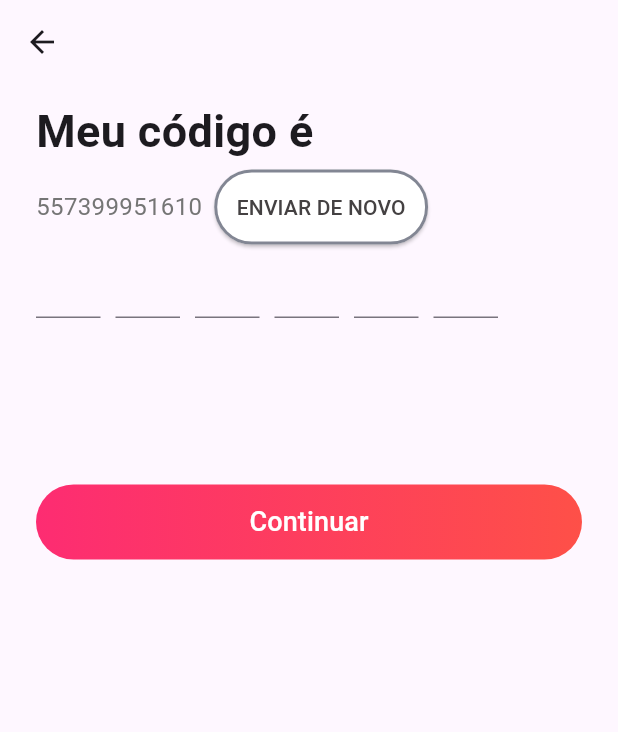
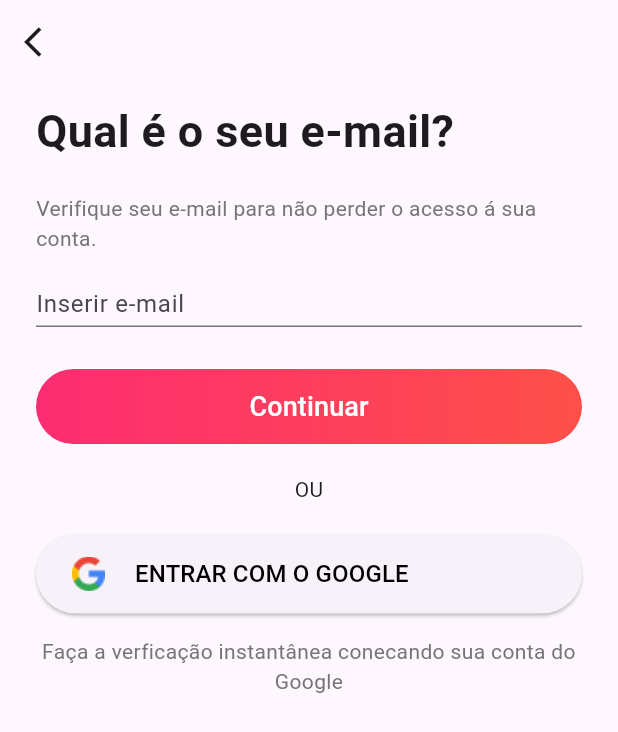
Before and after one commit to YLeall/tinder_clone, a Flutter app: the AuthNumberOtpScreen screen opened by its route, after a tap on "Continuar", on a phone screen of 412 x 824 dp. Shown: the top 732 px of the screen. Run offline on Flutter 3.47's test engine with Material 3 defaults, Android fonts, the phone set to English and light mode, and no system bars; our stand-ins replace get.

Commit message:
update_code

```diff
--- a/lib/src/page_routes/app_pages.dart
+++ b/lib/src/page_routes/app_pages.dart
@@ -1,7 +1,11 @@
 import 'package:get/get.dart';
 import 'package:tinder_clone/src/pages/auth/view/auth_number_otp_screen.dart';
 import 'package:tinder_clone/src/pages/auth/view/auth_number_screen.dart';
+import 'package:tinder_clone/src/pages/auth/view/insert_email_screen.dart';
+import 'package:tinder_clone/src/pages/auth/view/insert_name_screen.dart';
+import 'package:tinder_clone/src/pages/auth/view/problem_sign_in_screen.dart';
 import 'package:tinder_clone/src/pages/auth/view/sign_in_screen.dart';
+import 'package:tinder_clone/src/pages/auth/view/welcome_screen.dart';
 
 abstract class AppPages {
   static final pages = [
@@ -15,14 +19,34 @@ abstract class AppPages {
     ),
     GetPage(
       name: PagesRoutes.authNumberOtpRoute,
-      page: () => const AuthNumberOtpScreen(),
-    )
+      page: () => AuthNumberOtpScreen(),
+    ),
+    GetPage(
+      name: PagesRoutes.problemSignInRoute,
+      page: () => const ProblemSignInScreen(),
+    ),
+    GetPage(
+      name: PagesRoutes.insertNameRoute,
+      page: () => const InsertNameScreen(),
+    ),
+    GetPage(
+      name: PagesRoutes.insertEmailRoute,
+      page: () => const InsertEmailScreen(),
+    ),
+    GetPage(
+      name: PagesRoutes.welcomeRoute,
+      page: () => const WelcomeScreen(),
+    ),
   ];
 }
 
 abstract class PagesRoutes {
   static const String baseRoute = '/';
-  static const String signInRoute = '/signin';
+  static const String signInRoute = '/signIn';
+  static const String problemSignInRoute = '/problemSignIn';
   static const String authNumberRoute = '/authNumber';
   static const String authNumberOtpRoute = '/authNumberOtp';
+  static const String insertNameRoute = '/insertName';
+  static const String insertEmailRoute = '/insertEmail';
+  static const String welcomeRoute = '/welcome';
 }
--- a/lib/src/pages/auth/view/auth_number_otp_screen.dart
+++ b/lib/src/pages/auth/view/auth_number_otp_screen.dart
@@ -1,10 +1,12 @@
 import 'package:flutter/material.dart';
-import 'package:flutter/services.dart';
+import 'package:get/get.dart';
+import 'package:tinder_clone/src/page_routes/app_pages.dart';
 import 'package:tinder_clone/src/pages/auth/view/components/custom_otp.dart';
 import 'package:tinder_clone/src/pages/commom_widgets/custom_button.dart';
 
 class AuthNumberOtpScreen extends StatelessWidget {
-  const AuthNumberOtpScreen({super.key});
+   AuthNumberOtpScreen({super.key});
+  final List<String> otpDigits = [];
 
   @override
   Widget build(BuildContext context) {
@@ -79,13 +81,16 @@ class AuthNumberOtpScreen extends StatelessWidget {
                 itemCount: 6,
               ),
             ),
+
+
             const SizedBox(
               height: 60,
             ),
             CustomButton(
               label: 'Continuar',
               onPressed: () {
-                print('teste');
+                // debugPrint(otpDigits.join());
+                Get.toNamed(PagesRoutes.insertEmailRoute);
               },
             ),
           ],
--- /dev/null
+++ b/lib/src/pages/auth/view/insert_email_screen.dart
@@ -0,0 +1,111 @@
+import 'package:flutter/material.dart';
+import 'package:get/get.dart';
+import 'package:tinder_clone/src/page_routes/app_pages.dart';
+import 'package:tinder_clone/src/pages/auth/view/components/custom_auth_button.dart';
+import 'package:tinder_clone/src/pages/commom_widgets/custom_button.dart';
+
+class InsertEmailScreen extends StatelessWidget {
+  const InsertEmailScreen({super.key});
+
+  @override
+  Widget build(BuildContext context) {
+    final size = MediaQuery.of(context).size;
+    return Scaffold(
+      appBar: AppBar(
+        leading: IconButton(
+          onPressed: () {
+            Get.offAllNamed(PagesRoutes.signInRoute);
+          },
+          icon: const Icon(
+            Icons.arrow_back_ios,
+          ),
+        ),
+      ),
+      body: SingleChildScrollView(
+        physics: const NeverScrollableScrollPhysics(),
+        child: SizedBox(
+          height: size.height,
+          width: size.width,
+          child: Padding(
+            padding: const EdgeInsets.only(
+              top: 10,
+              right: 24,
+              left: 24,
+            ),
+            child: Column(
+              crossAxisAlignment: CrossAxisAlignment.stretch,
+              children: [
+                const Text(
+                  'Qual é o seu e-mail?',
+                  style: TextStyle(
+                    fontWeight: FontWeight.bold,
+                    fontSize: 30,
+                  ),
+                ),
+                const SizedBox(
+                  height: 20,
+                ),
+                Text(
+                  'Verifique seu e-mail para não perder o acesso á sua conta.',
+                  style: TextStyle(
+                    color: Colors.grey.shade600,
+                  ),
+                ),
+                const SizedBox(
+                  height: 22,
+                ),
+                const TextField(
+                  decoration: InputDecoration(
+                    hintText: 'Inserir e-mail',
+                    isDense: true,
+                    contentPadding: EdgeInsets.fromLTRB(0, 0, 0, 3.0),
+                    focusedBorder: UnderlineInputBorder(
+                      borderSide: BorderSide(
+                        color: Color(0xFF828693),
+                        width: 2,
+                      ),
+                    ),
+                  ),
+                  cursorColor: Color(0xFFFE5048),
+                ),
+                const SizedBox(
+                  height: 28,
+                ),
+                CustomButton(
+                  label: 'Continuar',
+                  onPressed: () {
+                    Get.toNamed(PagesRoutes.welcomeRoute);
+                  },
+                ),
+                const SizedBox(
+                  height: 20,
+                ),
+                const Align(
+                  alignment: Alignment.center,
+                  child: Text(
+                    'OU',
+                  ),
+                ),
+                const SizedBox(
+                  height: 20,
+                ),
+                CustomAuthButton(
+                  pathImage: 'assets/app_icons/icon_google.png',
+                  title: 'ENTRAR COM O GOOGLE',
+                  onPressed: () {},
+                ),
+                Text(
+                  'Faça a verficação instantânea conecando sua conta do Google',
+                  textAlign: TextAlign.center,
+                  style: TextStyle(
+                    color: Colors.grey.shade600,
+                  ),
+                ),
+              ],
+            ),
+          ),
+        ),
+      ),
+    );
+  }
+}
--- a/lib/src/pages/commom_widgets/custom_button.dart
+++ b/lib/src/pages/commom_widgets/custom_button.dart
@@ -34,9 +34,9 @@ class CustomButton extends StatelessWidget {
         onPressed: onPressed,
         child: Text(
           label,
-          style: const TextStyle(
+          style: TextStyle(
             fontSize: 18,
-            color: Colors.white,
+            color: onPressed == null ? Colors.grey : Colors.white,
           ),
         ),
       ),
--- a/pubspec.yaml
+++ b/pubspec.yaml
@@ -36,7 +36,7 @@ dependencies:
   # Use with the CupertinoIcons class for iOS style icons.
   cupertino_icons: ^1.0.2
   get: ^4.6.5
-  flutter_otp_text_field: ^1.1.1
+
 
 dev_dependencies:
   flutter_test:
```
Also changed, not shown: lib/src/pages/auth/view/components/custom_otp.dart (+10 -3 lines), lib/src/pages/auth/view/insert_name_screen.dart (added, +27 -0 lines), lib/src/pages/auth/view/problem_sign_in_screen.dart (added, +55 -0 lines), lib/src/pages/auth/view/sign_in_screen.dart (+18 -7 lines), lib/src/pages/auth/view/welcome_screen.dart (added, +46 -0 lines), assets/app_icons/icon_tinder.png (added), pubspec.lock.
